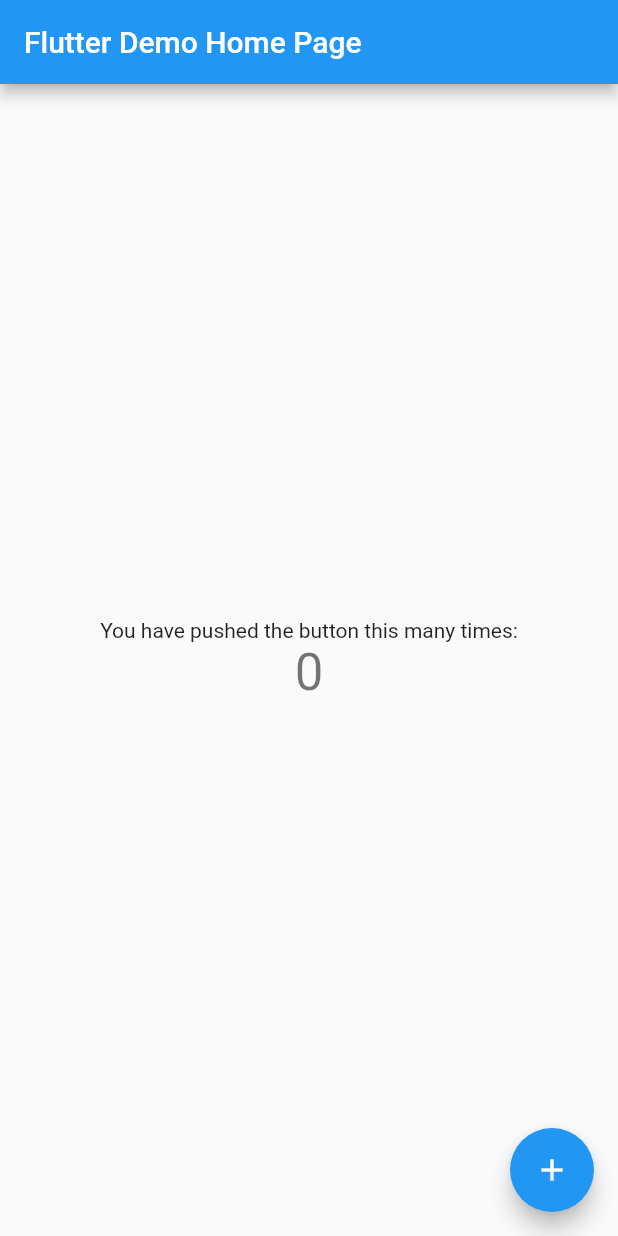
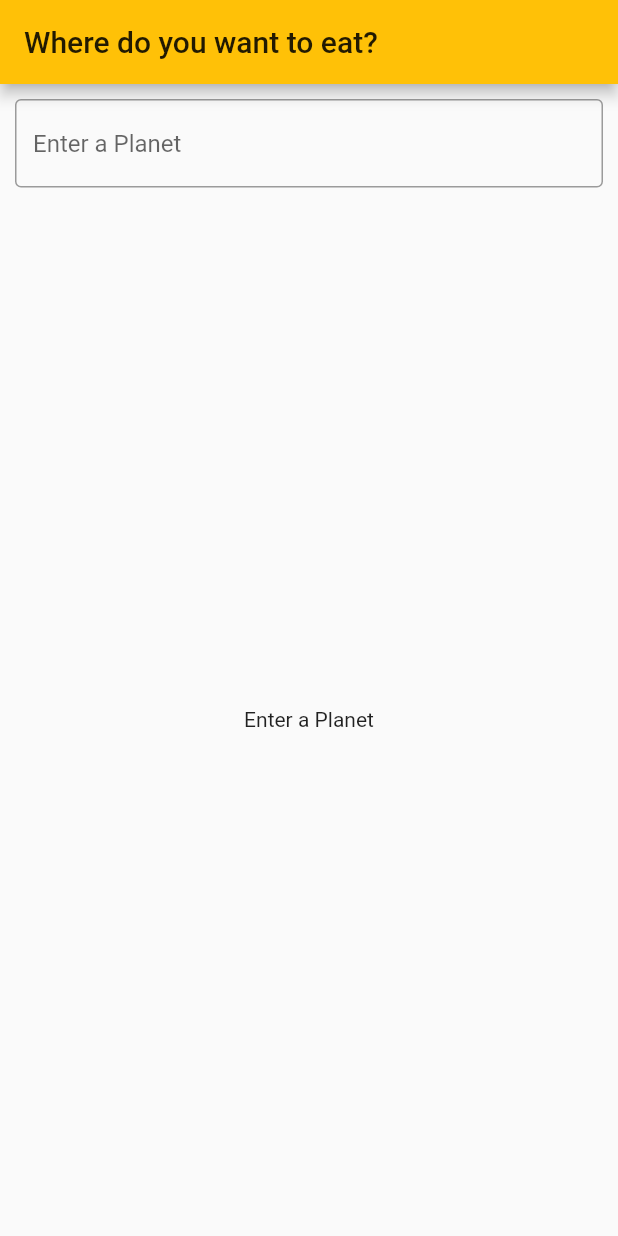
Before and after one commit to alexciesielski/flutter_shopping_cart, a Flutter app: the screen it shows after launch, on a phone screen of 412 x 824 dp. Run offline on Flutter 3.47's test engine with Material 2 defaults, Android fonts, the phone set to English and light mode, and no system bars.

Commit message:
query and filter star wars planets

```diff
--- /dev/null
+++ b/lib/bloc.dart
@@ -0,0 +1,3 @@
+abstract class Bloc {
+  void dispose();
+}
--- a/lib/main.dart
+++ b/lib/main.dart
@@ -1,4 +1,7 @@
 import 'package:flutter/material.dart';
+import 'package:flutter_shopping_cart/bloc_provider.dart';
+import 'package:flutter_shopping_cart/main_screen.dart';
+import 'package:flutter_shopping_cart/planet_bloc.dart';
 
 void main() {
   runApp(MyApp());
@@ -8,25 +11,15 @@ class MyApp extends StatelessWidget {
   // This widget is the root of your application.
   @override
   Widget build(BuildContext context) {
-    return MaterialApp(
-      title: 'Flutter Demo',
-      theme: ThemeData(
-        // This is the theme of your application.
-        //
-        // Try running your application with "flutter run". You'll see the
-        // application has a blue toolbar. Then, without quitting the app, try
-        // changing the primarySwatch below to Colors.green and then invoke
-        // "hot reload" (press "r" in the console where you ran "flutter run",
-        // or simply save your changes to "hot reload" in a Flutter IDE).
-        // Notice that the counter didn't reset back to zero; the application
-        // is not restarted.
-        primarySwatch: Colors.blue,
-        // This makes the visual density adapt to the platform that you run
-        // the app on. For desktop platforms, the controls will be smaller and
-        // closer together (more dense) than on mobile platforms.
-        visualDensity: VisualDensity.adaptivePlatformDensity,
+    return BlocProvider<PlanetBloc>(
+      bloc: PlanetBloc(),
+      child: MaterialApp(
+        title: 'Planet Finder',
+        theme: ThemeData(
+          primarySwatch: Colors.amber,
+        ),
+        home: MainScreen(),
       ),
-      home: MyHomePage(title: 'Flutter Demo Home Page'),
     );
   }
 }
--- /dev/null
+++ b/lib/main_screen.dart
@@ -0,0 +1,26 @@
+import 'package:flutter/material.dart';
+import 'package:flutter_shopping_cart/bloc_provider.dart';
+import 'package:flutter_shopping_cart/planet_bloc.dart';
+import 'package:flutter_shopping_cart/planet_model.dart';
+import 'package:flutter_shopping_cart/planet_screen.dart';
+
+class MainScreen extends StatelessWidget {
+  @override
+  Widget build(BuildContext context) {
+    return StreamBuilder<Planet>(
+      // 1
+      stream: BlocProvider.of<PlanetBloc>(context).planetStream,
+      builder: (context, snapshot) {
+        final planet = snapshot.data;
+
+        // 2
+        if (planet == null) {
+          return PlanetsScreen();
+        }
+
+        // This will be changed this later
+        return Container();
+      },
+    );
+  }
+}
--- /dev/null
+++ b/lib/planet_bloc.dart
@@ -0,0 +1,24 @@
+import 'dart:async';
+
+import 'package:flutter_shopping_cart/bloc.dart';
+import 'package:flutter_shopping_cart/planet_model.dart';
+
+class PlanetBloc implements Bloc {
+  Planet planet;
+
+  Planet get selectedPlanet => planet;
+
+  final planetController = StreamController<Planet>();
+
+  Stream<Planet> get planetStream => planetController.stream;
+
+  void selectPlanet(Planet planet) {
+    planet = planet;
+    planetController.sink.add(planet);
+  }
+
+  @override
+  void dispose() {
+    planetController.close();
+  }
+}
--- /dev/null
+++ b/lib/planet_model.dart
@@ -0,0 +1,30 @@
+class Planet {
+  String climate;
+  String diameter;
+  String gravity;
+  String name;
+  String orbital_period;
+  String population;
+  String terrain;
+
+  Planet(
+      {this.climate,
+      this.diameter,
+      this.gravity,
+      this.name,
+      this.orbital_period,
+      this.population,
+      this.terrain});
+
+  factory Planet.fromJson(Map<String, dynamic> json) {
+    return Planet(
+      climate: json['climate'],
+      diameter: json['diameter'],
+      gravity: json['gravity'],
+      name: json['name'],
+      orbital_period: json['orbital_period'],
+      population: json['population'],
+      terrain: json['terrain'],
+    );
+  }
+}
--- /dev/null
+++ b/lib/planet_query_bloc.dart
@@ -0,0 +1,35 @@
+import 'dart:async';
+import 'dart:convert';
+
+import 'package:flutter_shopping_cart/bloc.dart';
+import 'package:flutter_shopping_cart/planet_model.dart';
+import 'package:flutter_shopping_cart/swapi_response_model.dart';
+import 'package:http/http.dart' as http;
+
+class PlanetQueryBloc implements Bloc {
+  final controller = StreamController<List<Planet>>();
+
+  Stream<List<Planet>> get planetStream => controller.stream;
+
+  final url = "https://swapi.dev/api/planets";
+
+  query(String query) async {
+    final response =
+        await http.get(query == null ? url : "$url/?search=$query");
+
+    if (response.statusCode == 200) {
+      SwapiResponse swapi = SwapiResponse.fromJson(json.decode(response.body));
+      Iterable list = swapi.results;
+      List<Planet> planets =
+          list.map((model) => Planet.fromJson(model)).toList();
+      controller.sink.add(planets);
+    } else {
+      throw Exception('Failed to load planets');
+    }
+  }
+
+  @override
+  dispose() {
+    controller.close();
+  }
+}
--- /dev/null
+++ b/lib/planet_screen.dart
@@ -0,0 +1,85 @@
+import 'package:flutter/material.dart';
+import 'package:flutter_shopping_cart/bloc_provider.dart';
+import 'package:flutter_shopping_cart/planet_bloc.dart';
+import 'package:flutter_shopping_cart/planet_model.dart';
+import 'package:flutter_shopping_cart/planet_query_bloc.dart';
+
+class PlanetsScreen extends StatelessWidget {
+  final bool isFullScreenDialog;
+  const PlanetsScreen({Key key, this.isFullScreenDialog = false})
+      : super(key: key);
+
+  @override
+  Widget build(BuildContext context) {
+    final bloc = PlanetQueryBloc();
+
+    // 2
+    return BlocProvider<PlanetQueryBloc>(
+      bloc: bloc,
+      child: Scaffold(
+        appBar: AppBar(title: Text('Where do you want to eat?')),
+        body: Column(
+          children: <Widget>[
+            Padding(
+              padding: const EdgeInsets.all(10.0),
+              child: TextField(
+                decoration: InputDecoration(
+                    border: OutlineInputBorder(), hintText: 'Enter a Planet'),
+
+                // 3
+                onChanged: (query) => bloc.query(query),
+              ),
+            ),
+            // 4
+            Expanded(
+              child: _buildResults(bloc),
+            )
+          ],
+        ),
+      ),
+    );
+  }
+
+  Widget _buildResults(PlanetQueryBloc bloc) {
+    return StreamBuilder<List<Planet>>(
+      stream: bloc.planetStream,
+      builder: (context, snapshot) {
+        // 1
+        final results = snapshot.data;
+
+        if (results == null) {
+          return Center(child: Text('Enter a Planet'));
+        }
+
+        if (results.isEmpty) {
+          return Center(child: Text('No Results'));
+        }
+
+        return _buildSearchResults(results);
+      },
+    );
+  }
+
+  Widget _buildSearchResults(List<Planet> results) {
+    // 2
+    return ListView.separated(
+      itemCount: results.length,
+      separatorBuilder: (BuildContext context, int index) => Divider(),
+      itemBuilder: (context, index) {
+        final planet = results[index];
+        return ListTile(
+          title: Text(planet.name),
+          onTap: () {
+            // 3
+            final planetBloc = BlocProvider.of<PlanetBloc>(context);
+            planetBloc.selectPlanet(planet);
+
+            if (isFullScreenDialog) {
+              Navigator.of(context).pop();
+            }
+          },
+        );
+      },
+    );
+  }
+}
--- /dev/null
+++ b/lib/swapi_response_model.dart
@@ -0,0 +1,13 @@
+class SwapiResponse<T> {
+  int count;
+  List<T> results;
+
+  SwapiResponse({this.count, this.results});
+
+  factory SwapiResponse.fromJson(Map<String, dynamic> json) {
+    return SwapiResponse(
+      count: json['count'],
+      results: json['results'],
+    );
+  }
+}
--- a/pubspec.yaml
+++ b/pubspec.yaml
@@ -27,6 +27,7 @@ dependencies:
   # The following adds the Cupertino Icons font to your application.
   # Use with the CupertinoIcons class for iOS style icons.
   cupertino_icons: ^0.1.3
+  http: ^0.12.2
 
 dev_dependencies:
   flutter_test:
```
Also changed, not shown: lib/bloc_provider.dart (added, +33 -0 lines), pubspec.lock, 1 other file.
